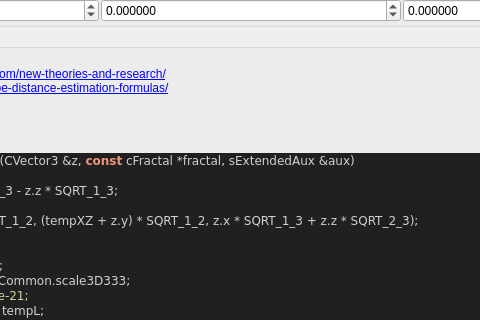
This is mandelbulber2/formula/ui/fractal_transf_benesi_t1_mod.ui in buddhi1980/mandelbulber2 as Qt 5 draws it before an edit; both pictures show x 207 to 687 and y 303 to 623 of the 916 by 1033 pixel window. The edited form follows.
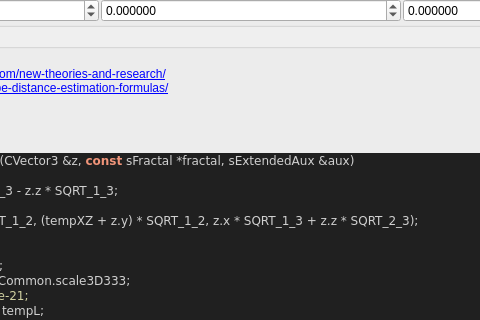
This is the edited form. Custom widgets are drawn as their Qt base class.

```diff
--- a/mandelbulber2/formula/ui/fractal_transf_benesi_t1_mod.ui
+++ b/mandelbulber2/formula/ui/fractal_transf_benesi_t1_mod.ui
@@ -658,7 +658,7 @@
 &lt;/table&gt;
 &lt;h3&gt;Code&lt;/h3&gt;
 &lt;body style=&quot;background-color:#202020&quot;&gt;
-&lt;pre style=&quot;color:#d0d0d0; background-color:#202020;  font-family:'Courier New',monospace;&quot;&gt;&lt;span style=&quot;color:#f09479; font-weight:bold&quot;&gt;void&lt;/span&gt; &lt;span style=&quot;color:#e47eed&quot;&gt;TransfBenesiT1ModIteration&lt;/span&gt;&lt;span style=&quot;color:#d0d0d0&quot;&gt;(&lt;/span&gt;CVector3 &lt;span style=&quot;color:#d0d0d0&quot;&gt;&amp;amp;&lt;/span&gt;z&lt;span style=&quot;color:#d0d0d0&quot;&gt;,&lt;/span&gt; &lt;span style=&quot;color:#f09479; font-weight:bold&quot;&gt;const&lt;/span&gt; cFractal &lt;span style=&quot;color:#d0d0d0&quot;&gt;*&lt;/span&gt;fractal&lt;span style=&quot;color:#d0d0d0&quot;&gt;,&lt;/span&gt; sExtendedAux &lt;span style=&quot;color:#d0d0d0&quot;&gt;&amp;amp;&lt;/span&gt;aux&lt;span style=&quot;color:#d0d0d0&quot;&gt;)&lt;/span&gt;
+&lt;pre style=&quot;color:#d0d0d0; background-color:#202020;  font-family:'Courier New',monospace;&quot;&gt;&lt;span style=&quot;color:#f09479; font-weight:bold&quot;&gt;void&lt;/span&gt; &lt;span style=&quot;color:#e47eed&quot;&gt;TransfBenesiT1ModIteration&lt;/span&gt;&lt;span style=&quot;color:#d0d0d0&quot;&gt;(&lt;/span&gt;CVector3 &lt;span style=&quot;color:#d0d0d0&quot;&gt;&amp;amp;&lt;/span&gt;z&lt;span style=&quot;color:#d0d0d0&quot;&gt;,&lt;/span&gt; &lt;span style=&quot;color:#f09479; font-weight:bold&quot;&gt;const&lt;/span&gt; sFractal &lt;span style=&quot;color:#d0d0d0&quot;&gt;*&lt;/span&gt;fractal&lt;span style=&quot;color:#d0d0d0&quot;&gt;,&lt;/span&gt; sExtendedAux &lt;span style=&quot;color:#d0d0d0&quot;&gt;&amp;amp;&lt;/span&gt;aux&lt;span style=&quot;color:#d0d0d0&quot;&gt;)&lt;/span&gt;
 &lt;span style=&quot;color:#d0d0d0&quot;&gt;{&lt;/span&gt;
   &lt;span style=&quot;color:#f09479; font-weight:bold&quot;&gt;double&lt;/span&gt; tempXZ &lt;span style=&quot;color:#d0d0d0&quot;&gt;=&lt;/span&gt; z&lt;span style=&quot;color:#d0d0d0&quot;&gt;.&lt;/span&gt;x &lt;span style=&quot;color:#d0d0d0&quot;&gt;*&lt;/span&gt; SQRT_2_3 &lt;span style=&quot;color:#d0d0d0&quot;&gt;-&lt;/span&gt; z&lt;span style=&quot;color:#d0d0d0&quot;&gt;.&lt;/span&gt;z &lt;span style=&quot;color:#d0d0d0&quot;&gt;*&lt;/span&gt; SQRT_1_3&lt;span style=&quot;color:#d0d0d0&quot;&gt;;&lt;/span&gt;
   z &lt;span style=&quot;color:#d0d0d0&quot;&gt;=&lt;/span&gt;
```
